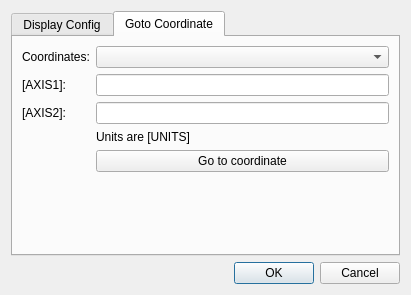
The window that src/wiser/gui/ui_files/geo_coords_dialog.ui (Ehlmann-research-group/WISER) describes before a commit, drawn with Qt 5.
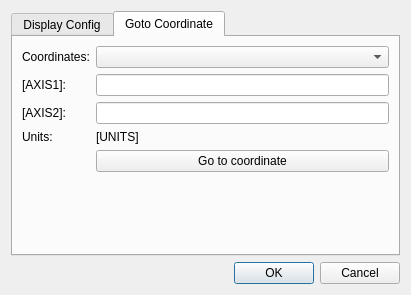
The same window after the commit. The open tabs and pages were chosen to show the change.

Commit message:
Bugfixes and tweaks to geo-coordinates UI
Fixed a small bug with coordinate-transformations, where the GDAL code
was returning a tuple of coordinates and then WISER was trying to
mutate it.

Updated the "Goto-coordinate" UI to have "Units:" as a separate label.

Improved the precision shown in the UI, since it was 15-digit full-on
double precision before.

Diff of the .ui file:
```diff
--- a/src/wiser/gui/ui_files/geo_coords_dialog.ui
+++ b/src/wiser/gui/ui_files/geo_coords_dialog.ui
@@ -145,7 +145,14 @@
        <item row="4" column="1">
         <widget class="QLabel" name="lbl_axis_units">
          <property name="text">
-          <string>Units are [UNITS]</string>
+          <string>[UNITS]</string>
+         </property>
+        </widget>
+       </item>
+       <item row="4" column="0">
+        <widget class="QLabel" name="lbl_axis_units_label">
+         <property name="text">
+          <string>Units:</string>
          </property>
         </widget>
        </item>
```
Left out of the diff: 10 changed lines with no effect on the pictures. The commit also changes 2 other files.
